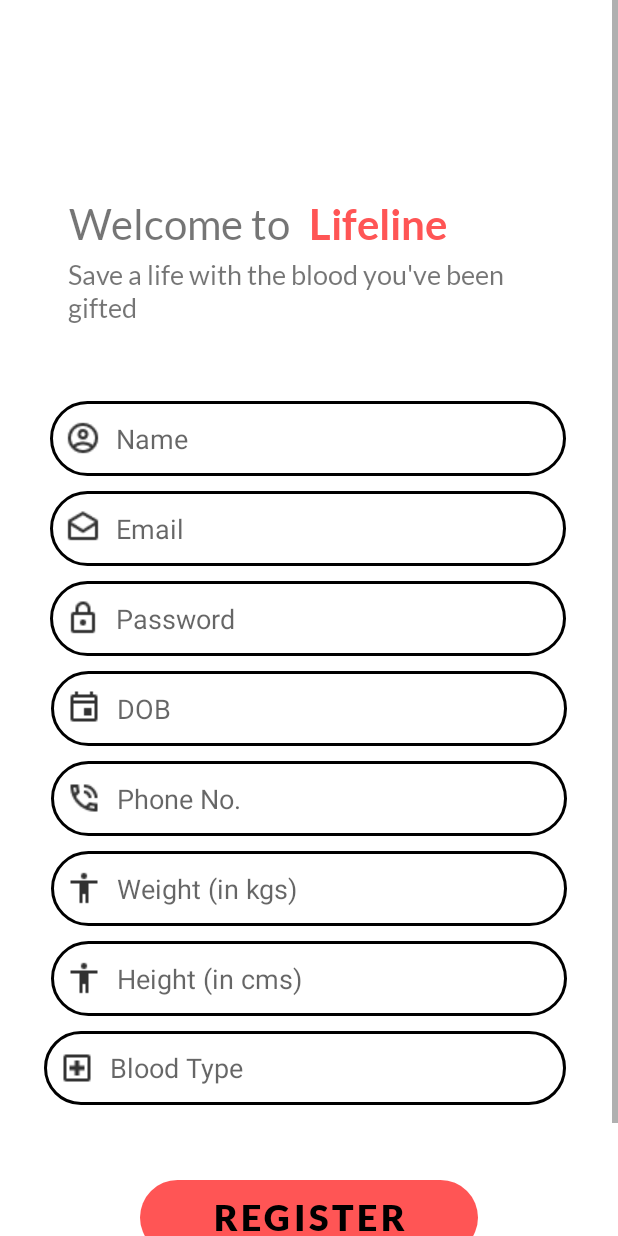
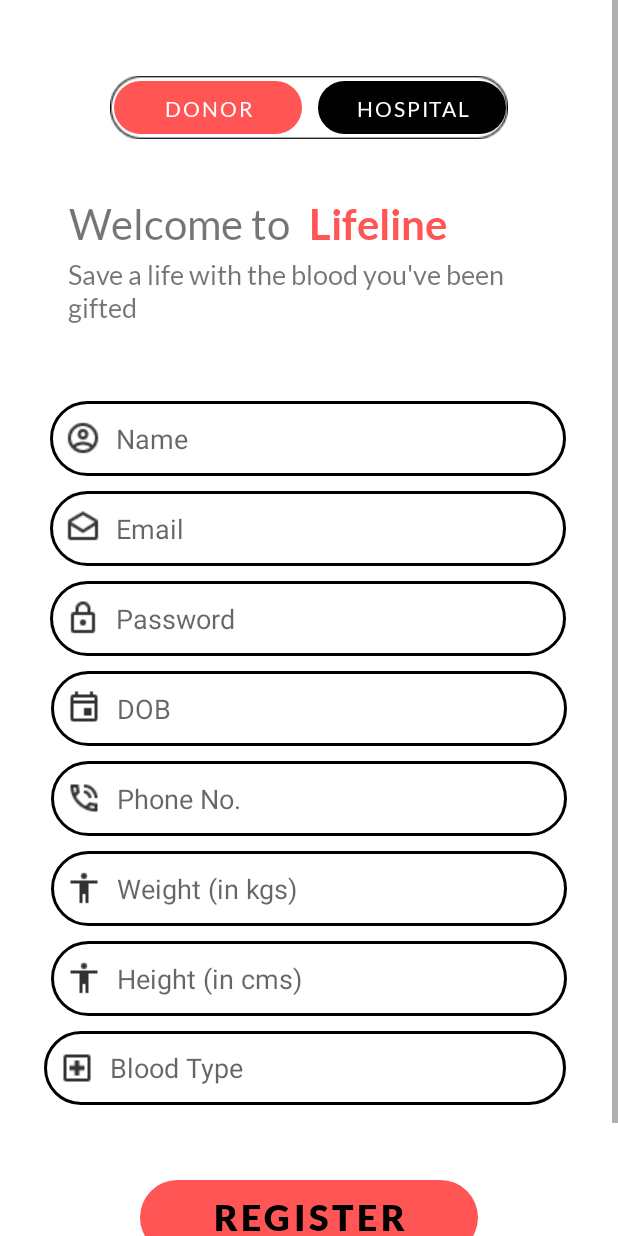
Before and after one commit to Davin07/Lifeline, an Android app: the register_donor screen opened directly, with no data from a screen before it, on a phone screen of 412 x 824 dp. Run offline under Robolectric (Android 15) with nearby library versions, the phone set to English and light mode, and no system bars; our stand-ins replace Firebase (no records; nobody signed in at launch, a user with empty details on screens opened directly).

Commit message:
Maybe dun

```diff
--- a/app/src/main/java/com/example/lifeline/register_donor.java
+++ b/app/src/main/java/com/example/lifeline/register_donor.java
@@ -25,7 +25,7 @@ public class register_donor extends AppCompatActivity {
             Register_Donor_password, Register_Donor_dob,
             Register_Donor_phoneno, Register_Donor_weight,
             Register_Donor_height, Register_Donor_bloodtype;
-    private Button DonorRegisterBtn;
+    private Button DonorRegisterBtn, Switch2;
     private ProgressBar progressBar1;
 
     @Override
@@ -44,6 +44,15 @@ public class register_donor extends AppCompatActivity {
         Register_Donor_height = findViewById(R.id.Register_Donor_height);
         Register_Donor_bloodtype = findViewById(R.id.Register_Donor_bloodtype);
         progressBar1 = findViewById(R.id.progressBar1);
+
+        Switch2 = findViewById(R.id.Switch2);
+        Switch2.setOnClickListener(new View.OnClickListener() {
+            @Override
+            public void onClick(View v) {
+                startActivity(new Intent(register_donor.this, register_hosp.class));
+                overridePendingTransition(R.anim.slide_in_right, R.anim.slide_out_left);
+            }
+        });
 
         DonorRegisterBtn = findViewById(R.id.DonorRegisterBtn);
         DonorRegisterBtn.setOnClickListener(new View.OnClickListener() {
--- a/app/src/main/res/layout/register_donor.xml
+++ b/app/src/main/res/layout/register_donor.xml
@@ -10,6 +10,49 @@
     <androidx.constraintlayout.widget.ConstraintLayout
         android:layout_width="match_parent"
         android:layout_height="wrap_content">
+
+
+        <ImageView
+            android:id="@+id/SwitchBar"
+            android:layout_width="265dp"
+            android:layout_height="43dp"
+            app:layout_constraintEnd_toEndOf="parent"
+            app:layout_constraintStart_toStartOf="parent"
+            app:layout_constraintTop_toTopOf="parent"
+            app:srcCompat="@drawable/border"
+            android:layout_marginTop="50dp"/>
+
+
+        <Button
+            android:id="@+id/Switch1"
+            android:layout_width="125dp"
+            android:layout_height="35dp"
+            android:layout_marginTop="54dp"
+            android:background="@drawable/rounded_corners"
+            app:backgroundTint="#FF5555"
+            android:fontFamily="@font/lato"
+            android:text="@string/switch1"
+            android:textSize="14sp"
+            app:layout_constraintEnd_toEndOf="parent"
+            app:layout_constraintStart_toStartOf="parent"
+            app:layout_constraintTop_toTopOf="parent"
+            app:layout_constraintHorizontal_bias="0.265"/>
+
+        <Button
+            android:id="@+id/Switch2"
+            android:layout_width="125dp"
+            android:layout_height="35dp"
+            android:layout_marginTop="54dp"
+            android:background="@drawable/rounded_corners"
+            app:backgroundTint="@android:color/black"
+            android:fontFamily="@font/lato"
+            android:text="@string/switch2"
+            android:textSize="14sp"
+            app:layout_constraintEnd_toEndOf="parent"
+            app:layout_constraintStart_toStartOf="parent"
+            app:layout_constraintTop_toTopOf="parent"
+            app:layout_constraintHorizontal_bias="0.740"/>
+
 
 
         <!-- Lifeline Red -->
--- a/app/src/main/res/values/strings.xml
+++ b/app/src/main/res/values/strings.xml
@@ -28,4 +28,6 @@
     <string name="BloodDeetsUsed">Used</string>
     <string name="BloodDeetsDonated">Donated</string>
     <string name="BloodDeetsConfirm">CONFIRM</string>
+    <string name="switch1">DONOR</string>
+    <string name="switch2">HOSPITAL</string>
 </resources>
--- a/build.gradle
+++ b/build.gradle
@@ -5,7 +5,7 @@ buildscript {
         jcenter()
     }
     dependencies {
-        classpath 'com.android.tools.build:gradle:4.1.3'
+        classpath 'com.android.tools.build:gradle:4.2.1'
         classpath 'com.google.gms:google-services:4.3.5'
 
         // NOTE: Do not place your application dependencies here; they belong
```
Also changed, not shown: app/src/main/java/com/example/lifeline/register_hosp.java (+11 -1 lines), app/src/main/res/layout/register_hosp.xml (+41 -0 lines), app/src/main/res/drawable/border.png (added), gradle/wrapper/gradle-wrapper.properties.
